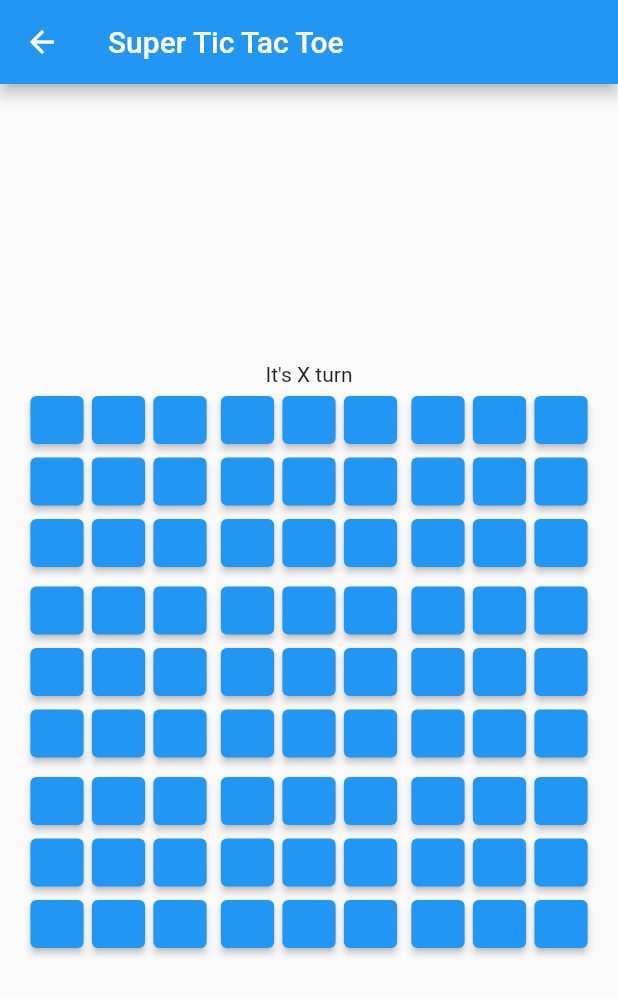
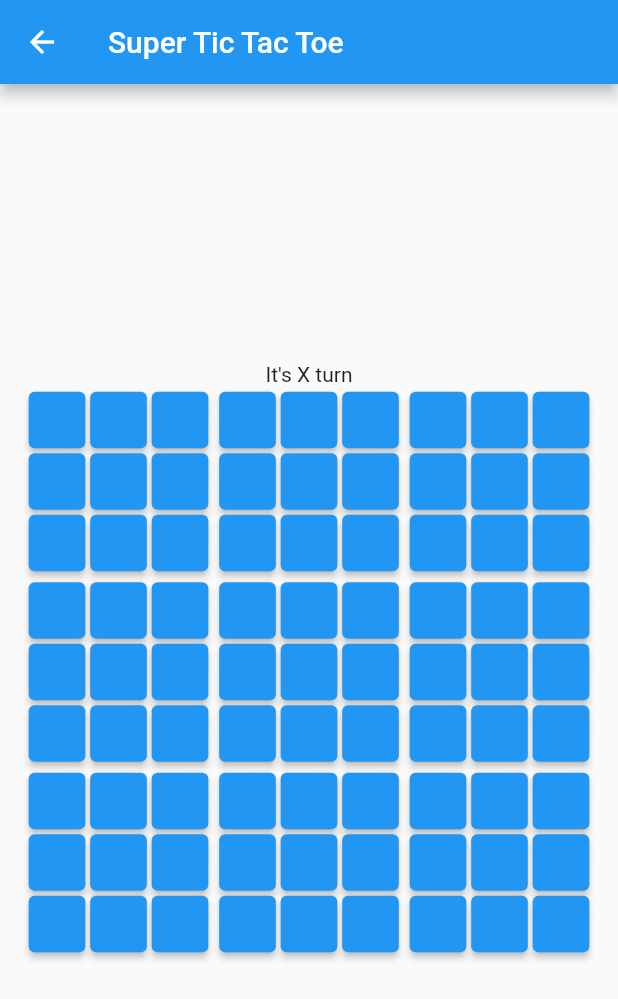
Before and after one commit to malkia/tictactoe, a Flutter app: the SuperTicTacToePage screen opened directly, on a phone screen of 412 x 824 dp. Shown: the top 999 px of the screen. Run offline on Flutter 3.47's test engine with Material 2 defaults, Android fonts, the phone set to English and light mode, and no system bars.

Commit message:
resize to visible area

```diff
--- a/lib/tictactoe_game.dart
+++ b/lib/tictactoe_game.dart
@@ -107,7 +107,7 @@ class TicTacToeGame implements _TicTacToeBoard {
   }
 
   Widget _renderCell(int col, int row,
-      {Function(int, int) onPressed, bool disabled = false}) {
+      {Function(int, int) onPressed, bool disabled = false, size = 40}) {
     var cell = cellAt(col, row);
     if (cell != _CellType.Empty) disabled = true;
     if (!disabled) disabled = !_moreMoves || _winner != _CellType.Empty;
@@ -115,17 +115,17 @@ class TicTacToeGame implements _TicTacToeBoard {
       padding: EdgeInsets.all(0.5),
       child: ElevatedButton(
         style: ElevatedButton.styleFrom(
-          minimumSize: Size(40, 40),
+          minimumSize: Size(size, size),
           visualDensity: VisualDensity.compact,
         ),
-        child: Text(_cellToString[cell]),
+        child: Text(_cellToString[cell], textScaleFactor: size / 30),
         onPressed: disabled ? null : () => onPressed(col, row),
       ),
     );
   }
 
   Widget renderBoard(BuildContext context,
-      {Function(int, int) onPressed, bool disabled = false}) {
+      {Function(int, int) onPressed, bool disabled = false, size = 40}) {
     var msg = _cellToString[_winner];
     if (_winner == _CellType.Empty) {
       msg = _moreMoves ? '' : '#';
@@ -140,13 +140,13 @@ class TicTacToeGame implements _TicTacToeBoard {
                 Row(mainAxisSize: MainAxisSize.min, children: [
                   for (var col = 0; col < 3; col++)
                     _renderCell(col, row,
-                        onPressed: onPressed, disabled: disabled)
+                        onPressed: onPressed, disabled: disabled, size: size)
                 ]),
             ]),
             if (msg != '')
               Text(
                 msg,
-                textScaleFactor: 5.0,
+                textScaleFactor: size / 10.0,
               ),
           ],
         ));
@@ -177,7 +177,9 @@ class SuperTicTacToeGame implements _TicTacToeBoard {
   }
 
   Widget _renderBoard(BuildContext context, int boardX, int boardY,
-      {Function(TicTacToeGame, int, int) onPressed, bool disabled = false}) {
+      {Function(TicTacToeGame, int, int) onPressed,
+      bool disabled = false,
+      size = 40}) {
     // Check if the current (this) board can be played, e.g.
     // if more moves are possible, and no winner.
     final thisBoard = _boards[boardY * 3 + boardX];
@@ -205,7 +207,7 @@ class SuperTicTacToeGame implements _TicTacToeBoard {
       _lastBoardX = boardX;
       _lastBoardY = boardY;
       _current = thisBoard.currentPlayer;
-    }, disabled: !enabled);
+    }, disabled: !enabled, size: size);
   }
 
   Widget renderBoard(BuildContext context,
@@ -217,7 +219,18 @@ class SuperTicTacToeGame implements _TicTacToeBoard {
     if (winner == _CellType.Empty) {
       msg = moreMoves ? '' : '#';
     }
-    return Column(
+    return LayoutBuilder(
+      builder: (BuildContext context, BoxConstraints constraints) {
+        //print("$constraints");
+        var desiredSize = constraints.maxHeight - 50;
+        if (desiredSize > constraints.maxWidth)
+          desiredSize = constraints.maxWidth;
+        if (desiredSize < 5) desiredSize = 5;
+        //print("desiredSize=${desiredSize}");
+        return Container(
+          width: desiredSize,
+          height: desiredSize,
+          child: Column(
             mainAxisAlignment: MainAxisAlignment.center,
             children: [
               Text(disabled ? "" : "It's ${_cellToString[_current]} turn"),
@@ -227,17 +240,22 @@ class SuperTicTacToeGame implements _TicTacToeBoard {
                     Row(mainAxisSize: MainAxisSize.min, children: [
                       for (var col = 0; col < 3; col++)
                         _renderBoard(context, col, row,
-                      onPressed: onPressed, disabled: disabled)
+                            onPressed: onPressed,
+                            disabled: disabled,
+                            size: desiredSize / 9)
                     ])
                 ]),
                 if (disabled)
                   Text(
                     msg,
                     style: TextStyle(color: Colors.red),
-              textScaleFactor: 20.0,
+                    textScaleFactor: desiredSize / 20,
                   )
               ])
             ],
+          ),
+        );
+      },
     );
   }
 }
```
Lines whose indentation alone changed are shown as unchanged.
